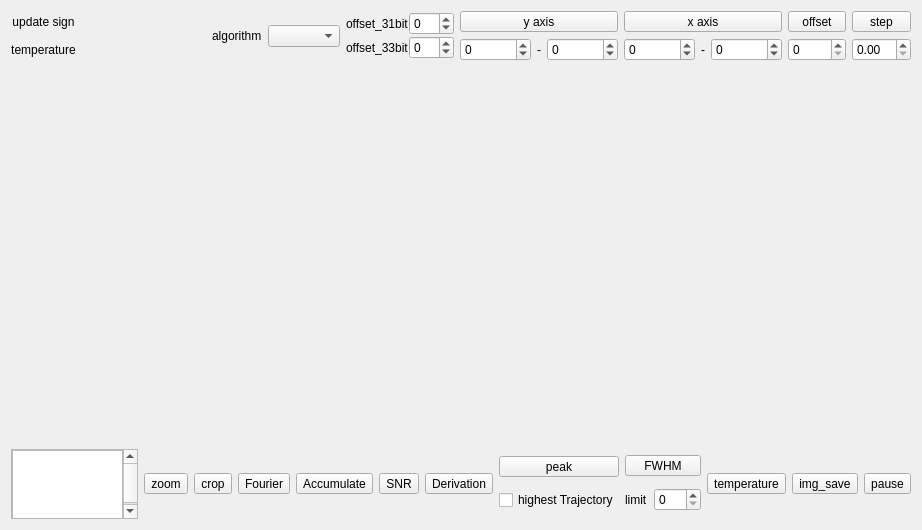
First picture: the form in src/form/plot/formplot.ui, repository MRsoymilk/MySerial, before the edit.
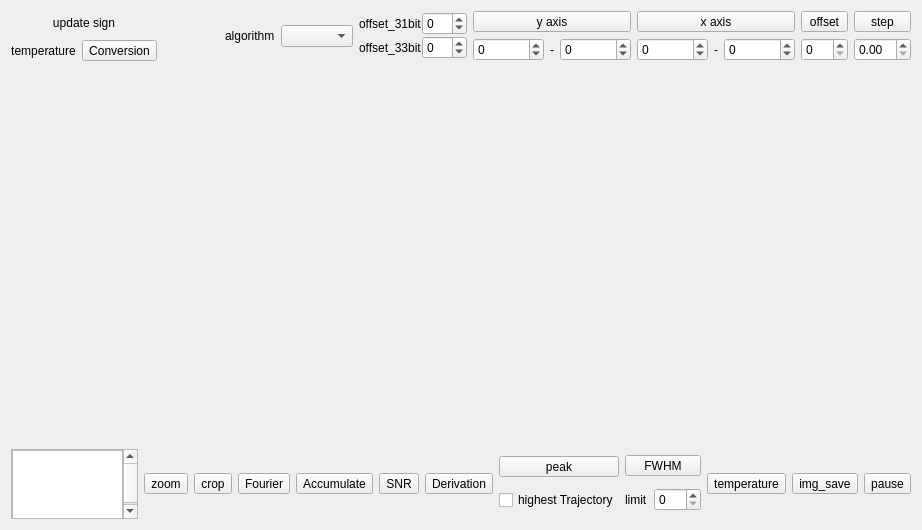
Second picture: the form after the edit. Icons and pictures are not drawn.

Commit message: FormPlot: add temperature conversion, data to external

What changed in the file:
```diff
--- a/src/form/plot/formplot.ui
+++ b/src/form/plot/formplot.ui
@@ -393,6 +393,8 @@
       </widget>
      </item>
      <item>
+      <layout class="QHBoxLayout" name="hLayTemperature">
+       <item>
       <widget class="QLabel" name="labelTemperature">
        <property name="text">
         <string>temperature</string>
@@ -401,6 +403,15 @@
         <set>Qt::AlignmentFlag::AlignCenter</set>
        </property>
       </widget>
+       </item>
+       <item>
+        <widget class="QToolButton" name="tBtnConversion">
+         <property name="text">
+          <string>Conversion</string>
+         </property>
+        </widget>
+       </item>
+      </layout>
      </item>
     </layout>
    </item>
```
Lines whose indentation alone changed are shown as unchanged. The commit also changes 5 other files.
